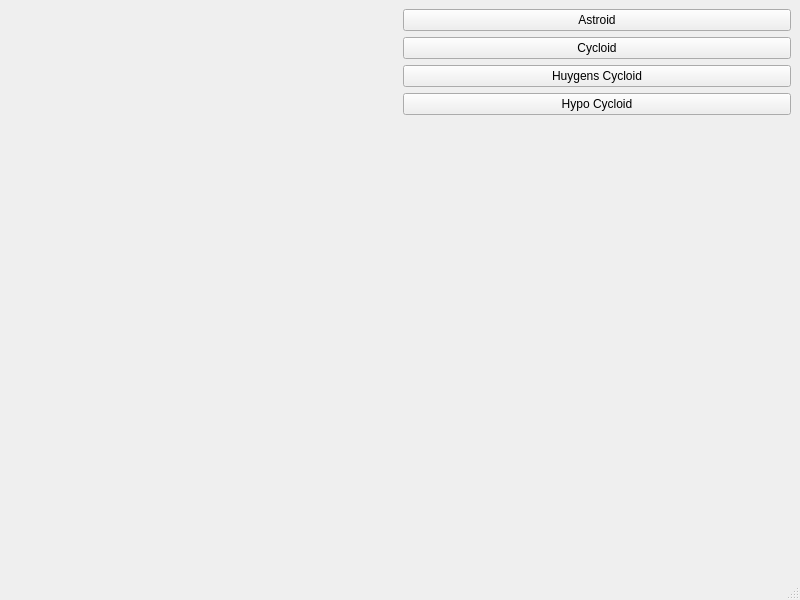
This is mainwindow.ui in Vizz85/QtCurves as Qt 5 draws it before an edit. The edited form follows.
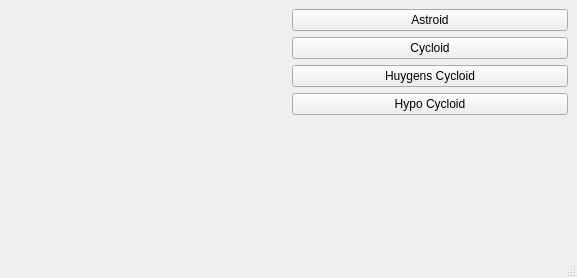
This is the edited form. Custom widgets are drawn as their Qt base class.

Commit message: rendering astroid

Diff of the .ui file:
```diff
--- a/mainwindow.ui
+++ b/mainwindow.ui
@@ -6,8 +6,8 @@
    <rect>
     <x>0</x>
     <y>0</y>
-    <width>800</width>
-    <height>600</height>
+    <width>577</width>
+    <height>278</height>
    </rect>
   </property>
   <property name="windowTitle">
```
The commit also changes 2 other files.
